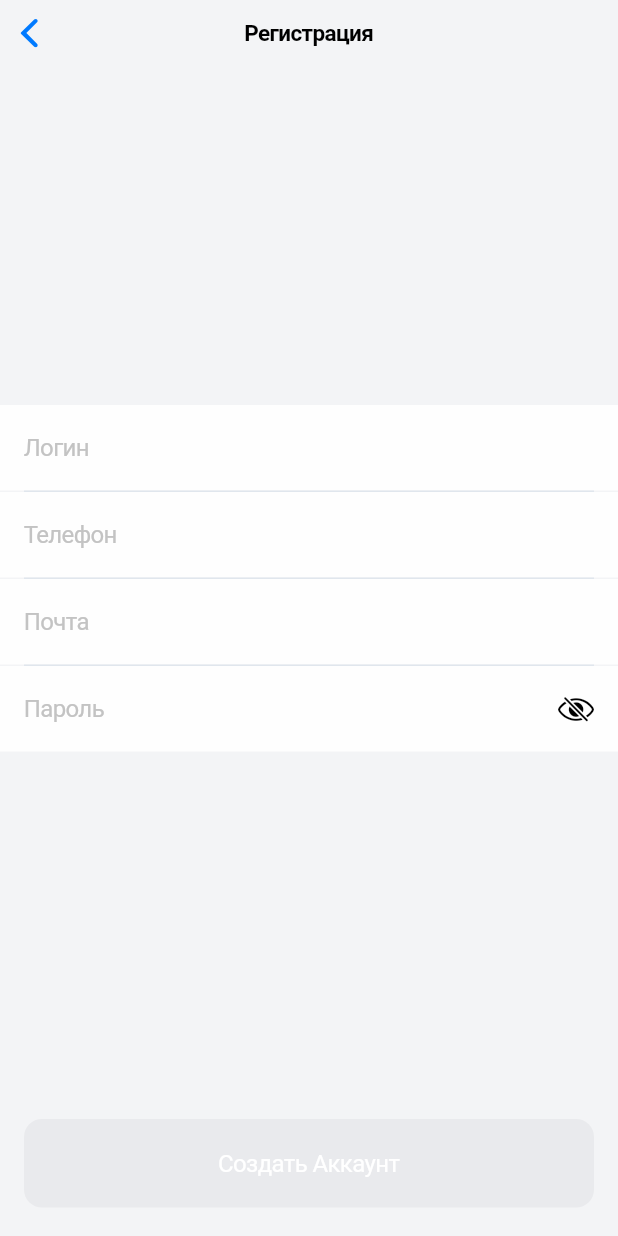
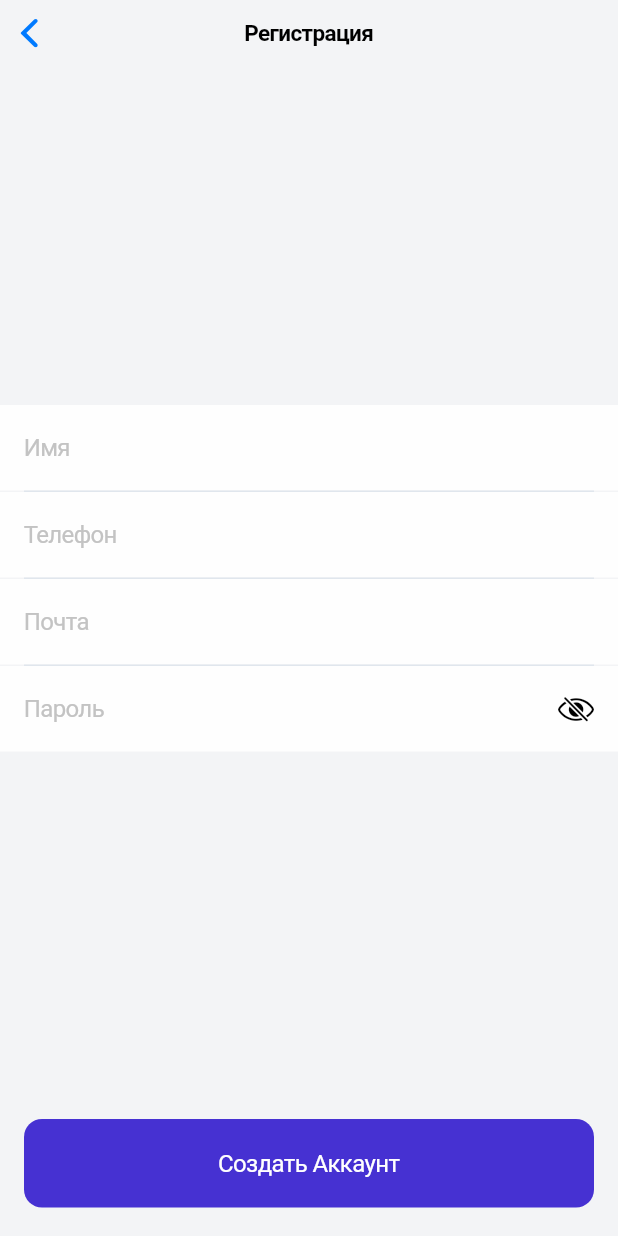
Before and after one commit to Alibalishka/simple_application, a Flutter app: the Register screen opened by its route, on a phone screen of 412 x 824 dp. Run offline on Flutter 3.47's test engine with Material 2 defaults, Android fonts, the phone set to English and light mode, and no system bars; our stand-ins replace bloc, dio, flutter_bloc, geolocator, get_it, google_maps_flutter and 2 more; missing offline and left inert: flutter_google_places, google_maps_webservice; accounts and stored records are empty.

Commit message:
add BlocConsumer widget for button

```diff
--- a/lib/src/screens/register/reg_screen.dart
+++ b/lib/src/screens/register/reg_screen.dart
@@ -1,3 +1,4 @@
+import 'package:dio/dio.dart';
 import 'package:flutter/cupertino.dart';
 import 'package:flutter/material.dart';
 import 'package:flutter_application_1/src/common/widgets/custom_button.dart';
@@ -7,6 +8,9 @@ import 'package:flutter_application_1/src/common/widgets/custom_navigation_text.
 import 'package:flutter_application_1/src/common/widgets/custom_padding.dart';
 import 'package:flutter_application_1/src/common/widgets/custom_text_field.dart';
 import 'package:flutter_application_1/src/common/widgets/custom_text_field_password.dart';
+import 'package:flutter_application_1/src/router/routing_const.dart';
+import 'package:flutter_application_1/src/screens/register/bloc/reg_in_bloc.dart';
+import 'package:flutter_bloc/flutter_bloc.dart';
 
 class Register extends StatefulWidget {
   const Register({Key? key}) : super(key: key);
@@ -17,6 +21,14 @@ class Register extends StatefulWidget {
 
 class _RegisterState extends State<Register> {
   bool isVisible = true;
+
+  Dio dio = Dio();
+
+  final TextEditingController nameController = TextEditingController();
+  final TextEditingController phoneController = TextEditingController();
+  final TextEditingController emailController = TextEditingController();
+  final TextEditingController passwordController = TextEditingController();
+
   @override
   Widget build(BuildContext context) {
     return CupertinoPageScaffold(
@@ -31,17 +43,54 @@ class _RegisterState extends State<Register> {
         crossAxisAlignment: CrossAxisAlignment.stretch,
         children: [
           Spacer(),
-          CustomTextField(placeholder: 'Логин'),
+          CustomTextField(placeholder: 'Имя', controller: nameController),
           CustomContainer(),
-          CustomTextField(placeholder: 'Телефон'),
+          CustomTextField(placeholder: 'Телефон', controller: phoneController),
           CustomContainer(),
-          CustomTextField(placeholder: 'Почта'),
+          CustomTextField(placeholder: 'Почта', controller: emailController),
           CustomContainer(),
-          CustomTextFieldPassword(placeholder: 'Пароль'),
+          CustomTextFieldPassword(placeholder: 'Пароль', controller: passwordController),
           Spacer(),
           Padding(
             padding: AppPadings.verticalHorizontal,
-            child: CustomButton(text: 'Создать Аккаунт', onPressed: null),
+            child: BlocConsumer<RegInBloc, RegInState>(
+              listener: (context, state){
+                if(state is RegInLoaded){
+                  Navigator.pushReplacementNamed(context, AuthRoute);
+                }else if (state is RegInFailed){
+                  showCupertinoModalPopup(
+                    context: context,
+                    builder: (context) {
+                      return CupertinoAlertDialog(
+                        title: Text('Ошибка'),
+                        content: Text(state.errmessage ?? ''),
+                        actions: [
+                          CupertinoButton(
+                            child: Text('OK'),
+                            onPressed: () => Navigator.pop(context),
+                          ),
+                        ],
+                      );
+                    }
+                  );
+                }
+              },
+              builder: (context, state){
+                return CustomButton(
+                  text: 'Создать Аккаунт',
+                  onPressed: state is RegInLoading ? null : (){
+                    context.read<RegInBloc>().add(
+                      RegInPressed(
+                        name: nameController.text,
+                        phone: phoneController.text,
+                        email: emailController.text,
+                        password: passwordController.text,
+                      ),
+                    );
+                  },
+                );
+              },
+            )
           ),
         ],
       ),
```
